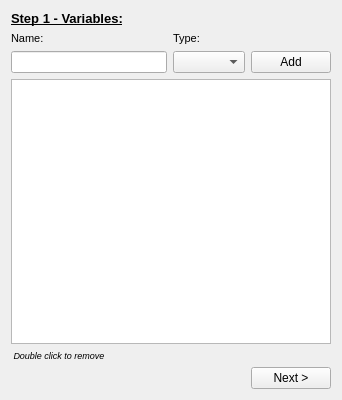
Qt form fuzzy_logic_gui/flg_project_setup_page.ui (rafidalhaq/complex-course) before a commit.
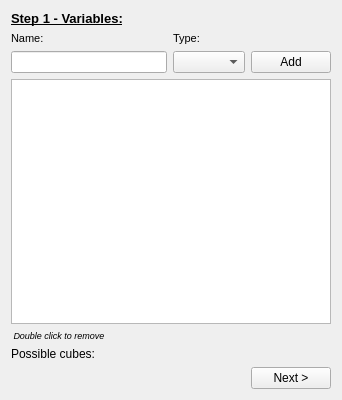
The same form after that commit.

Commit message: [FLG] Added possible cubes count, set minimum size for extensive view.

```diff
--- a/fuzzy_logic_gui/flg_project_setup_page.ui
+++ b/fuzzy_logic_gui/flg_project_setup_page.ui
@@ -92,6 +92,13 @@
        </property>
       </widget>
      </item>
+     <item>
+      <widget class="QLabel" name="m_rulesCountLabel">
+       <property name="text">
+        <string>Possible cubes:</string>
+       </property>
+      </widget>
+     </item>
      <item>
       <layout class="QHBoxLayout" name="horizontalLayout">
        <item>
```
The commit also changes 4 other files.
